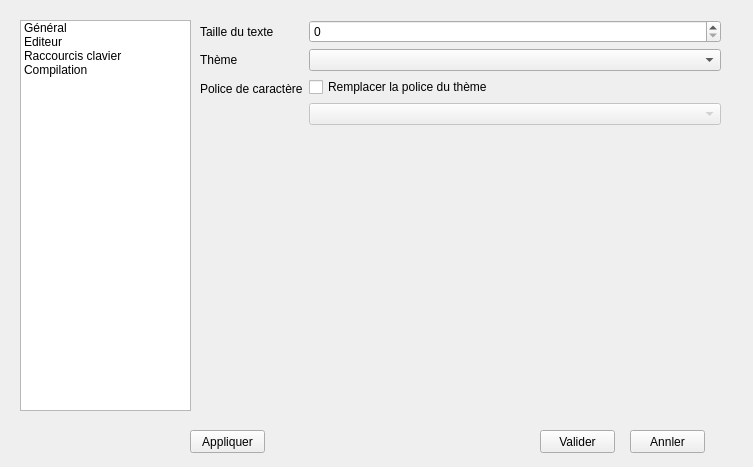
The window that source/dialogconfig.ui (Bramas/texiteasy) describes before a commit, drawn with Qt 5.
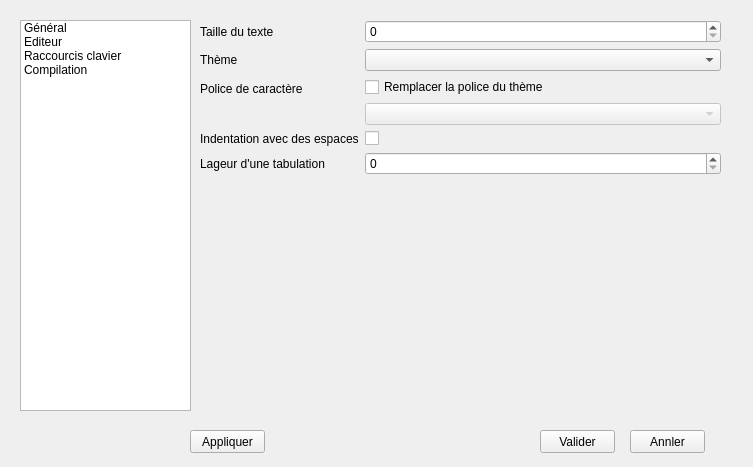
The same window after the commit. The open tabs and pages were chosen to show the change.

Commit message: Improve tab: space indentation available + tab width can be choose in the config dialog

Diff of the .ui file:
```diff
--- a/source/dialogconfig.ui
+++ b/source/dialogconfig.ui
@@ -140,6 +140,30 @@
           </item>
          </layout>
         </item>
+        <item row="4" column="0">
+         <widget class="QLabel" name="label_8">
+          <property name="text">
+           <string>Indentation avec des espaces</string>
+          </property>
+         </widget>
+        </item>
+        <item row="4" column="1">
+         <widget class="QCheckBox" name="checkBoxIndentationUsingSpace">
+          <property name="text">
+           <string/>
+          </property>
+         </widget>
+        </item>
+        <item row="5" column="0">
+         <widget class="QLabel" name="label_9">
+          <property name="text">
+           <string>Lageur d'une tabulation</string>
+          </property>
+         </widget>
+        </item>
+        <item row="5" column="1">
+         <widget class="QSpinBox" name="spinBoxTabWidth"/>
+        </item>
        </layout>
       </item>
      </layout>
```
Left out of the diff: 2 changed lines with no effect on the pictures. The commit also changes 4 other files.
